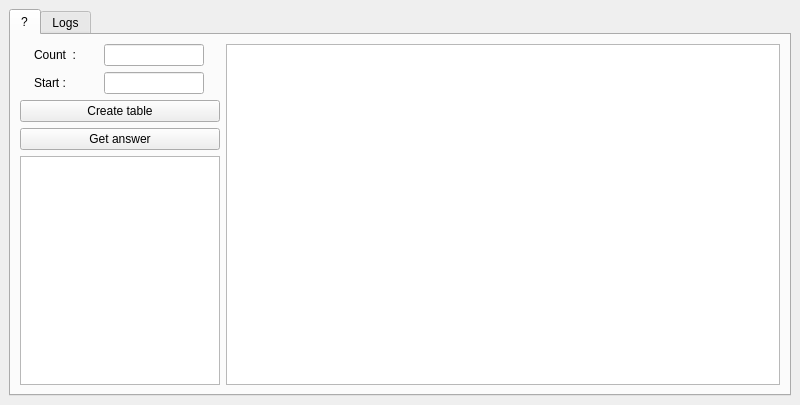
Qt form Shortest_way-main/src/mainwindow.ui (Bastard12/Shortest_way) before a commit.
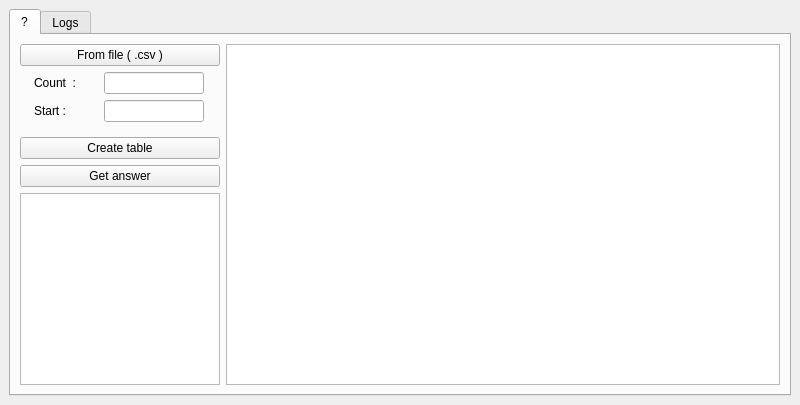
The same form after that commit.

Commit message: Changed after request

The edit to the form file:
```diff
--- a/Shortest_way-main/src/mainwindow.ui
+++ b/Shortest_way-main/src/mainwindow.ui
@@ -25,23 +25,7 @@
         <string>?</string>
        </attribute>
        <layout class="QGridLayout" name="gridLayout_2">
-        <item row="2" column="0">
-         <widget class="QPushButton" name="create_button">
-          <property name="maximumSize">
-           <size>
-            <width>200</width>
-            <height>16777215</height>
-           </size>
-          </property>
-          <property name="text">
-           <string>Create table</string>
-          </property>
-         </widget>
-        </item>
-        <item row="0" column="1" rowspan="6">
-         <widget class="QTableWidget" name="table"/>
-        </item>
-        <item row="4" column="0" rowspan="2">
+        <item row="6" column="0" rowspan="2">
          <widget class="QTextBrowser" name="edit_answer">
           <property name="maximumSize">
            <size>
@@ -51,7 +35,7 @@
           </property>
          </widget>
         </item>
-        <item row="0" column="0">
+        <item row="1" column="0">
          <layout class="QHBoxLayout" name="horizontalLayout">
           <item>
            <widget class="QLabel" name="label">
@@ -78,7 +62,7 @@
           </item>
          </layout>
         </item>
-        <item row="3" column="0">
+        <item row="5" column="0">
          <widget class="QPushButton" name="get_answer_button">
           <property name="maximumSize">
            <size>
@@ -91,7 +75,7 @@
           </property>
          </widget>
         </item>
-        <item row="1" column="0">
+        <item row="2" column="0">
          <layout class="QHBoxLayout" name="horizontalLayout_2">
           <item>
            <widget class="QLabel" name="label_2">
@@ -118,6 +102,29 @@
           </item>
          </layout>
         </item>
+        <item row="4" column="0">
+         <widget class="QPushButton" name="create_button">
+          <property name="maximumSize">
+           <size>
+            <width>200</width>
+            <height>16777215</height>
+           </size>
+          </property>
+          <property name="text">
+           <string>Create table</string>
+          </property>
+         </widget>
+        </item>
+        <item row="0" column="0">
+         <widget class="QPushButton" name="pushButton">
+          <property name="text">
+           <string>From file ( .csv )</string>
+          </property>
+         </widget>
+        </item>
+        <item row="0" column="1" rowspan="8">
+         <widget class="QTableWidget" name="table"/>
+        </item>
        </layout>
       </widget>
       <widget class="QWidget" name="tab2">
```
The commit also changes 2 other files.
